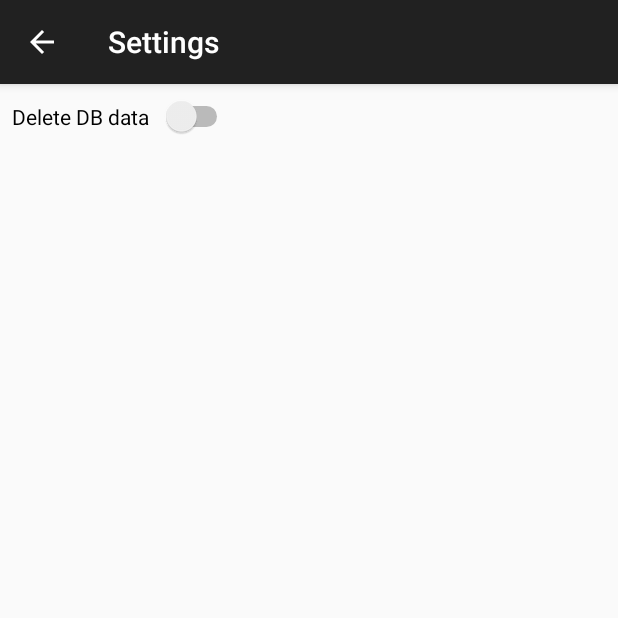
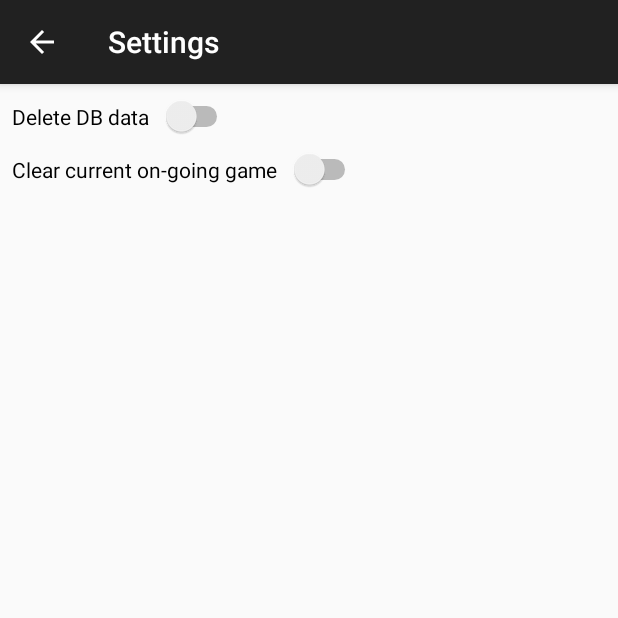
Before and after one commit to nozagleh/dicegame3000, an Android app: the SettingsActivity screen opened directly, with no data from a screen before it, on a phone screen of 412 x 824 dp, the top half of it. Run offline under Robolectric (Android 15) with nearby library versions, the light colour scheme and no system bars.

Commit message:
Add settings for removing saved data
Both data saved in shared preferences as well as in the database

```diff
--- a/app/src/main/java/com/example/arnarfreyr/dicegame3000/SQLManager.java
+++ b/app/src/main/java/com/example/arnarfreyr/dicegame3000/SQLManager.java
@@ -124,6 +124,7 @@ public class SQLManager {
 
     public Boolean clearDB() {
         try {
+            setWrite();
             handler.recreateDB(db);
         } catch (SQLException e) {
             Log.e(TAG, e.getMessage());
--- a/app/src/main/java/com/example/arnarfreyr/dicegame3000/SettingsActivity.java
+++ b/app/src/main/java/com/example/arnarfreyr/dicegame3000/SettingsActivity.java
@@ -1,20 +1,28 @@
 package com.example.arnarfreyr.dicegame3000;
 
+import android.content.Context;
 import android.content.SharedPreferences;
+import android.support.design.widget.Snackbar;
 import android.support.v7.app.ActionBar;
 import android.support.v7.app.AppCompatActivity;
 import android.os.Bundle;
 import android.util.Log;
 import android.view.View;
+import android.widget.CompoundButton;
 import android.widget.Switch;
 
 public class SettingsActivity extends AppCompatActivity {
 
+    protected final String TAG_SETTINGS = "SettingsActivity";
+
     Switch dbDelete;
+    Switch spDelete;
 
     SQLManager sqlManager;
 
-    @Override
+    SharedPreferences sp;
+    SharedPreferences.Editor editor;
+
     protected void onCreate(Bundle savedInstanceState) {
         super.onCreate(savedInstanceState);
         setContentView(R.layout.activity_settings);
@@ -24,21 +32,49 @@ public class SettingsActivity extends AppCompatActivity {
         if (aB != null)
             aB.setDisplayHomeAsUpEnabled(true);
 
-        sqlManager = new SQLManager(this);
+        sqlManager = new SQLManager(getApplicationContext());
 
-        final SharedPreferences sp = this.getPreferences(MODE_PRIVATE);
-        final SharedPreferences.Editor editor = sp.edit();
+        sp = this.getSharedPreferences(getString(R.string.app_name), Context.MODE_PRIVATE);
+        editor = sp.edit();
 
         dbDelete = (Switch) findViewById(R.id.swDB);
-        dbDelete.setOnClickListener(new View.OnClickListener() {
+        spDelete = (Switch) findViewById(R.id.swSharedPref);
+
+        dbDelete.setOnCheckedChangeListener(new CompoundButton.OnCheckedChangeListener() {
             @Override
-            public void onClick(View v) {
-                dbDelete.setEnabled(true);
-                //sqlManager.clearDB();
+            public void onCheckedChanged(CompoundButton buttonView, boolean isChecked) {
+                int message;
+                if (isChecked) {
+                    if (sqlManager.clearDB())
+                        message = R.string.settings_purge_db;
+                    else
+                        message = R.string.settings_purge_db_fail;
 
-                editor.clear();
-                editor.apply();
-                dbDelete.setEnabled(false);
+                    Snackbar dbDeleteSnack = Snackbar.make(findViewById(R.id.claySettings),
+                            message,
+                            Snackbar.LENGTH_SHORT);
+                    dbDeleteSnack.show();
+
+                    dbDelete.setEnabled(false);
+
+                }
+            }
+        });
+
+        spDelete.setOnCheckedChangeListener(new CompoundButton.OnCheckedChangeListener() {
+            @Override
+            public void onCheckedChanged(CompoundButton buttonView, boolean isChecked) {
+                if (isChecked) {
+                    editor.clear();
+                    editor.apply();
+
+                    Snackbar dbDeleteSnack = Snackbar.make(findViewById(R.id.claySettings),
+                            R.string.settings_purge_sp,
+                            Snackbar.LENGTH_SHORT);
+                    dbDeleteSnack.show();
+
+                    spDelete.setEnabled(false);
+                }
             }
         });
     }
--- a/app/src/main/res/layout/activity_settings.xml
+++ b/app/src/main/res/layout/activity_settings.xml
@@ -1,4 +1,12 @@
 <?xml version="1.0" encoding="utf-8"?>
+<android.support.design.widget.CoordinatorLayout xmlns:android="http://schemas.android.com/apk/res/android"
+    xmlns:app="http://schemas.android.com/apk/res-auto"
+    xmlns:tools="http://schemas.android.com/tools"
+    android:layout_width="match_parent"
+    android:layout_height="match_parent"
+    tools:context="com.example.arnarfreyr.dicegame3000.SettingsActivity"
+    android:id="@+id/claySettings">
+
     <android.support.constraint.ConstraintLayout xmlns:android="http://schemas.android.com/apk/res/android"
         xmlns:app="http://schemas.android.com/apk/res-auto"
         xmlns:tools="http://schemas.android.com/tools"
@@ -10,10 +18,24 @@
             android:id="@+id/swDB"
             android:layout_width="wrap_content"
             android:layout_height="wrap_content"
+            android:layout_marginStart="8dp"
+            android:layout_marginTop="8dp"
+            android:switchPadding="8dp"
             android:text="@string/settings_purge_db"
+            app:layout_constraintLeft_toLeftOf="parent"
+            app:layout_constraintTop_toTopOf="parent" />
+
+        <Switch
+            android:id="@+id/swSharedPref"
+            android:layout_width="wrap_content"
+            android:layout_height="wrap_content"
+            android:text="@string/settings_purge_sp"
             android:switchPadding="8dp"
-        android:layout_marginStart="8dp"
+            android:layout_marginLeft="8dp"
             app:layout_constraintLeft_toLeftOf="parent"
-        app:layout_constraintTop_toTopOf="parent"
-        android:layout_marginTop="8dp" />
+            android:layout_marginTop="8dp"
+            app:layout_constraintTop_toBottomOf="@+id/swDB" />
+
     </android.support.constraint.ConstraintLayout>
+
+</android.support.design.widget.CoordinatorLayout>
--- a/app/src/main/res/values/strings.xml
+++ b/app/src/main/res/values/strings.xml
@@ -56,6 +56,7 @@
     <!-- Settings texts -->
     <string name="settings_purge_db">Delete DB data</string>
     <string name="settings_purge_sp">Clear current on-going game</string>
+    <string name="settings_purge_db_fail">Error removing saved data</string>
 
     <!-- TODO: Remove or change this placeholder text -->
     <string name="hello_blank_fragment">Hello blank fragment</string>
```
Also changed, not shown: app/src/main/java/com/example/arnarfreyr/dicegame3000/Game.java (+7 -7 lines). Lines whose indentation alone changed are shown as unchanged.
